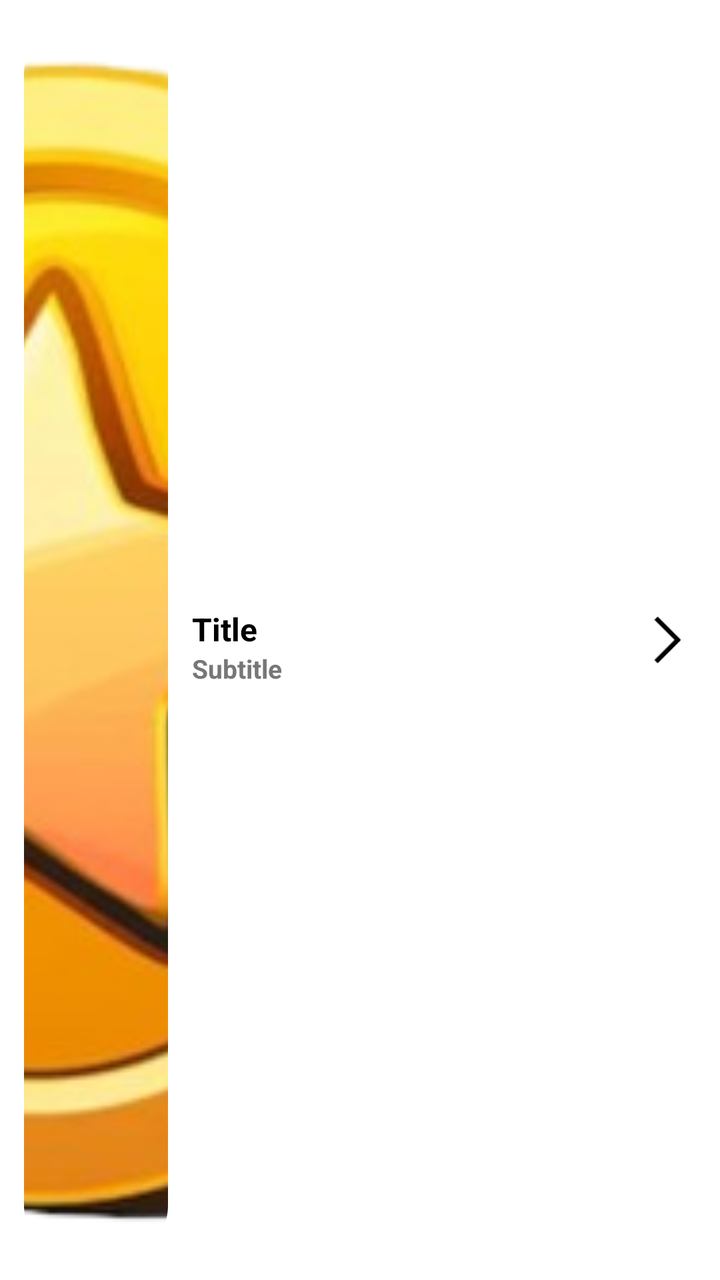
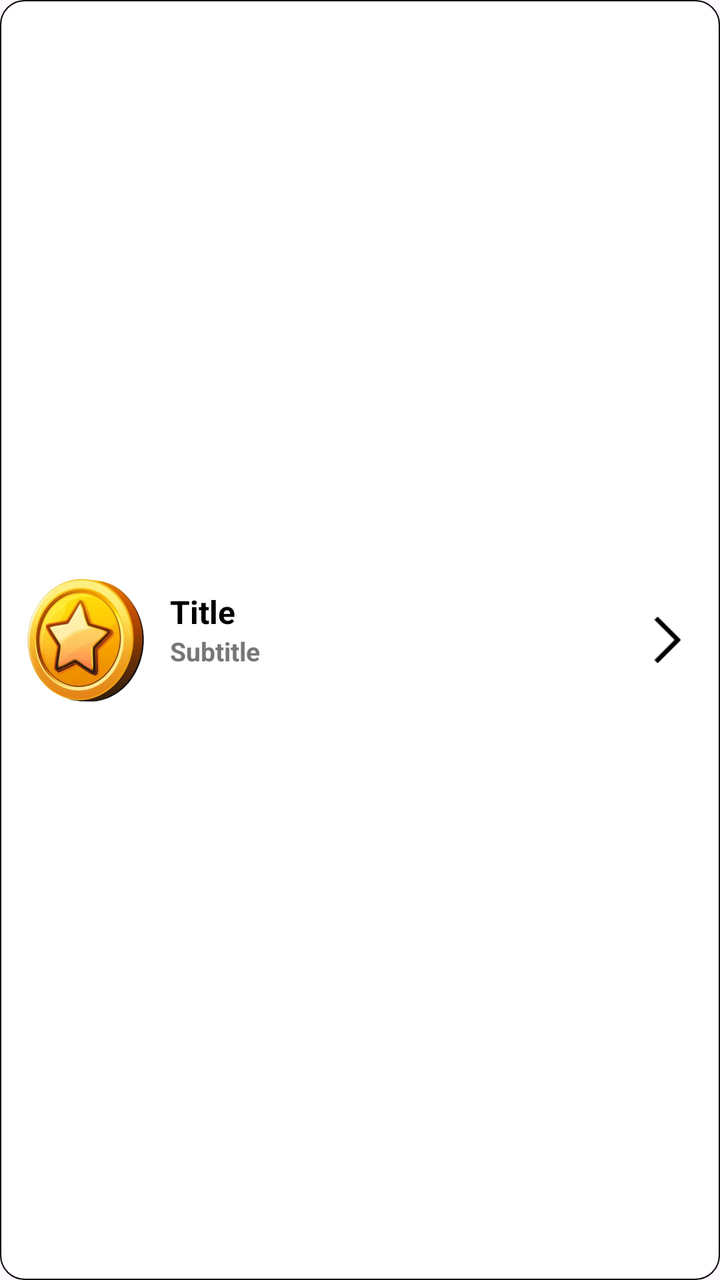

Before-and-after screenshots of an Android layout around one commit, followed by the original layout XML and the change that was made.
<!-- AndroidManifest.xml: application theme Theme.RGamer -->
<!-- res/layout/item_reward_option.xml -->
<?xml version="1.0" encoding="utf-8"?>
<LinearLayout xmlns:android="http://schemas.android.com/apk/res/android"
    android:layout_width="match_parent"
    android:layout_height="100dp"
    xmlns:app="http://schemas.android.com/apk/res-auto"
    android:padding="12dp"
    android:background="@color/white"
    android:orientation="horizontal"
    android:layout_marginTop="6dp"
    android:gravity="center_vertical">

    <ImageView
        android:id="@+id/icon"
        android:layout_width="72dp"
        android:layout_height="match_parent"
        android:background="@drawable/splash_image_bg1"
        android:clipToOutline="true"
        android:scaleType="centerCrop"
        android:src="@drawable/ic_placeholder" />

    <LinearLayout
        android:layout_width="262dp"
        android:layout_height="wrap_content"
        android:layout_marginStart="12dp"
        android:layout_weight="1"
        android:orientation="vertical">

        <TextView
            android:id="@+id/title"
            android:layout_width="match_parent"
            android:layout_height="39dp"
            android:gravity="bottom"
            android:text="Title"
            android:textColor="@color/black"
            android:textSize="16dp"
            android:textStyle="bold" />

        <TextView
            android:id="@+id/subtitle"
            android:layout_width="match_parent"
            android:layout_height="28dp"
            android:text="Subtitle"
            android:textColor="#777777"
            android:textSize="13dp"
            android:textStyle="bold" />
    </LinearLayout>

    <ImageView
        android:layout_width="28dp"
        android:layout_height="wrap_content"
        android:src="@drawable/ic_arrow_right" />
</LinearLayout>
<!-- resources referenced by this layout -->
<resources>
  <color name="black">#FF000000</color>
  <color name="white">#FFFFFFFF</color>
  <!-- drawable ic_arrow_right: png bitmap (drawable, 496 bytes) -->
  <!-- drawable ic_placeholder: png bitmap (drawable, 124043 bytes) -->
  <!-- drawable splash_image_bg1 (drawable) -->
  <?xml version="1.0" encoding="utf-8"?>
  <shape xmlns:android="http://schemas.android.com/apk/res/android">
      <solid android:color="#FFFFFF"/>
      <corners android:radius="25dp"/>
  </shape>
  <style name="Theme.RGamer" parent="Base.Theme.RGamer" />
  <style name="Base.Theme.RGamer" parent="Theme.Material3.DayNight.NoActionBar">
          
          
      </style>
</resources>

<!-- the commit's change to res/layout/item_reward_option.xml (unified diff, before → after) -->
@@ -1,18 +1,18 @@
 <?xml version="1.0" encoding="utf-8"?>
 <LinearLayout xmlns:android="http://schemas.android.com/apk/res/android"
     android:layout_width="match_parent"
-    android:layout_height="100dp"
+    android:layout_height="80dp"
     xmlns:app="http://schemas.android.com/apk/res-auto"
     android:padding="12dp"
-    android:background="@color/white"
+    android:background="@drawable/bg_bottom_border"
     android:orientation="horizontal"
     android:layout_marginTop="6dp"
     android:gravity="center_vertical">
 
     <ImageView
         android:id="@+id/icon"
-        android:layout_width="72dp"
-        android:layout_height="match_parent"
+        android:layout_width="61dp"
+        android:layout_height="62dp"
         android:background="@drawable/splash_image_bg1"
         android:clipToOutline="true"
         android:scaleType="centerCrop"
@@ -28,7 +28,7 @@
         <TextView
             android:id="@+id/title"
             android:layout_width="match_parent"
-            android:layout_height="39dp"
+            android:layout_height="wrap_content"
             android:gravity="bottom"
             android:text="Title"
             android:textColor="@color/black"
<!-- resource entries referenced after the edit -->
@@ -1,6 +1,23 @@
 <!-- resources referenced by this layout -->
 <resources>
   <color name="black">#FF000000</color>
+  <!-- drawable bg_bottom_border (drawable) -->
+  <?xml version="1.0" encoding="utf-8"?>
+  <shape xmlns:android="http://schemas.android.com/apk/res/android"
+      android:shape="rectangle">
+  
+      
+      <solid android:color="@color/white" />
+  
+      
+      <stroke
+          android:width="0.5dp"
+          android:color="@color/black" />
+  
+      
+      <corners android:radius="12dp" />
+  
+  </shape>
   <color name="white">#FFFFFFFF</color>
   <!-- drawable ic_arrow_right: png bitmap (drawable, 496 bytes) -->
   <!-- drawable ic_placeholder: png bitmap (drawable, 124043 bytes) -->
